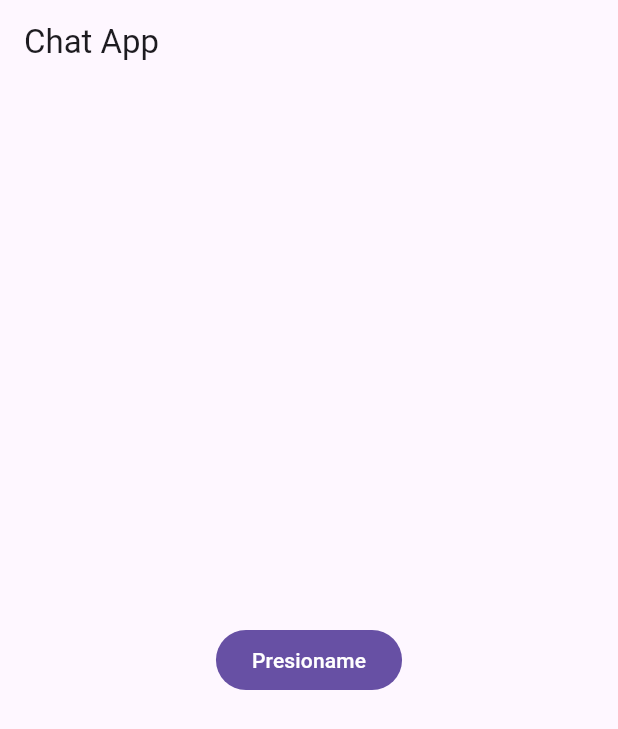
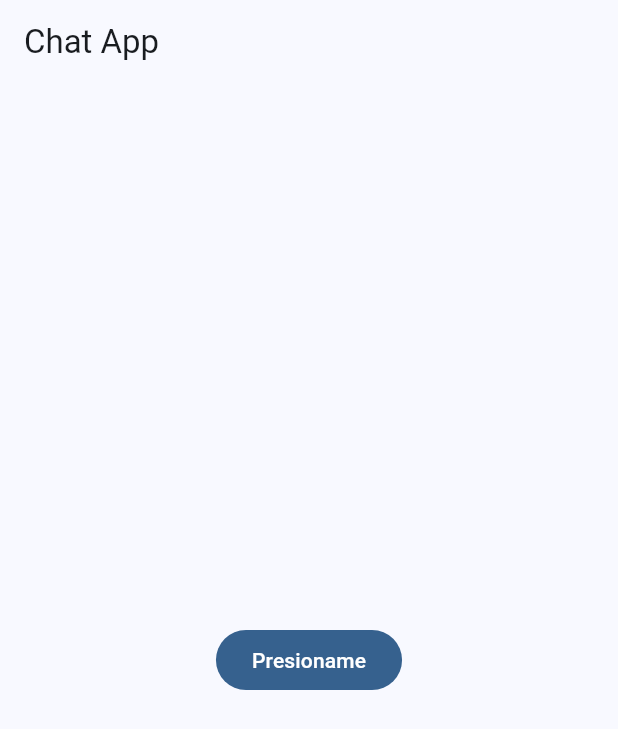
Before and after one commit to rocatoro18/chat_app, a Flutter app: the screen it shows after launch, on a phone screen of 412 x 824 dp. Shown: the top 729 px of the screen. Run offline on Flutter 3.47's test engine with Material 3 defaults, Android fonts, the phone set to English and light mode, and no system bars.

Commit message:
AppTheme

```diff
--- /dev/null
+++ b/lib/config/theme/app_theme.dart
@@ -0,0 +1,27 @@
+import 'package:flutter/material.dart';
+
+const Color _customColor = Color(0xFF5C11D4);
+
+const List<Color> _colorThemes = [
+  _customColor,
+  Colors.blue,
+  Colors.green,
+  Colors.yellow,
+  Colors.orange
+];
+
+class AppTheme {
+  final int selectedColor;
+
+  AppTheme({this.selectedColor = 0})
+      : assert(selectedColor >= 0 && selectedColor <= _colorThemes.length - 1,
+            'Colors must be between 0 and ${_colorThemes.length}');
+
+  ThemeData theme() {
+    return ThemeData(
+      useMaterial3: true,
+      colorSchemeSeed: _colorThemes[selectedColor],
+      //brightness: Brightness.dark
+    );
+  }
+}
--- a/lib/main.dart
+++ b/lib/main.dart
@@ -1,3 +1,4 @@
+import 'package:chat_app/config/theme/app_theme.dart';
 import 'package:flutter/material.dart';
 
 void main() => runApp(const MyApp());
@@ -8,6 +9,7 @@ class MyApp extends StatelessWidget {
   @override
   Widget build(BuildContext context) {
     return MaterialApp(
+      theme: AppTheme(selectedColor: 1).theme(),
       title: 'Chat App',
       debugShowCheckedModeBanner: false,
       home: Scaffold(
```
